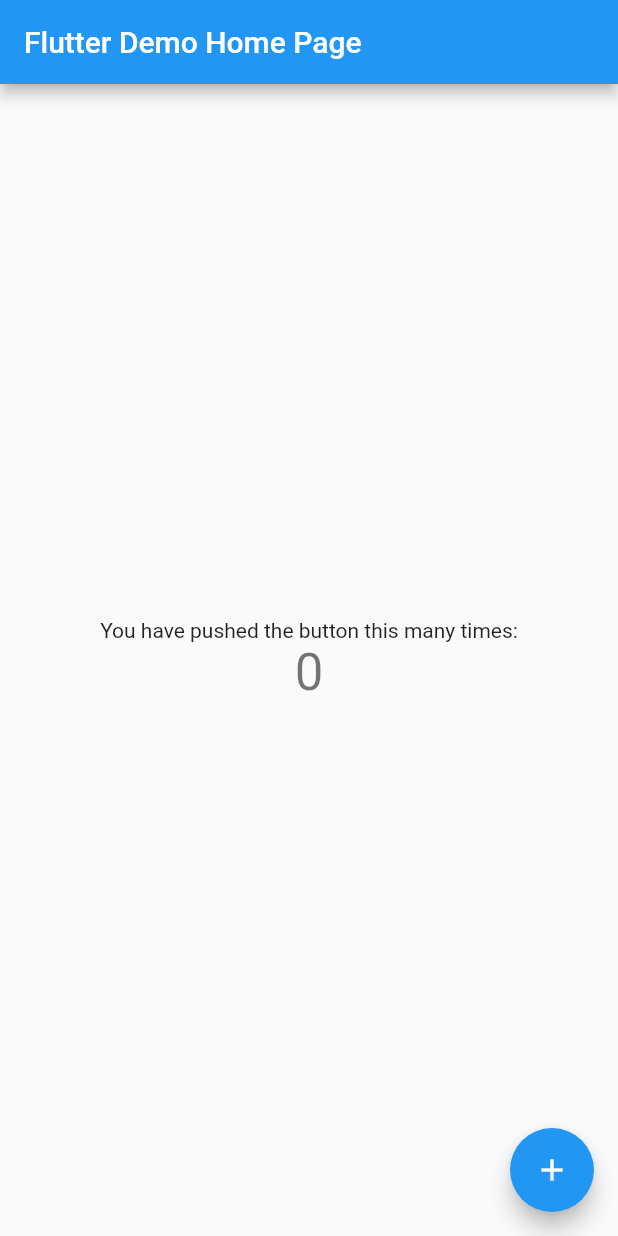
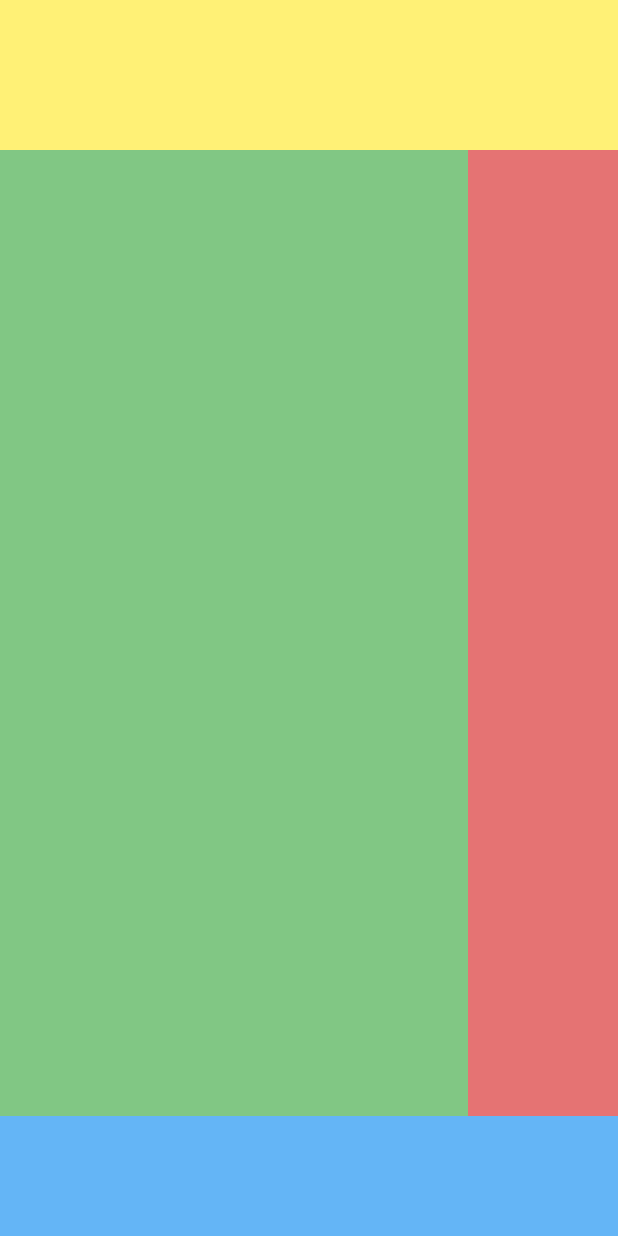
Before and after one commit to sitais/uex, a Flutter app: the screen it shows after launch, on a phone screen of 412 x 824 dp. Run offline on Flutter 3.47's test engine with Material 2 defaults, Android fonts, the phone set to English and light mode, and no system bars.

Commit message:
layoutOne
Layout One

```diff
--- /dev/null
+++ b/lib/home.dart
@@ -0,0 +1,35 @@
+import 'package:flutter/material.dart';
+
+class Home extends StatelessWidget {
+  @override
+  Widget build(BuildContext context) {
+    return Scaffold(
+      body: Column(
+        children: <Widget>[
+          // Top section
+          Container(
+            height: 100.0,
+            padding: EdgeInsets.only(bottom: 15.0),
+            color: Colors.yellow[300],
+          ),
+
+          // Middle expanded
+          Expanded(
+              child: Row(
+                  mainAxisSize: MainAxisSize.max,
+                  crossAxisAlignment: CrossAxisAlignment.end,
+                  children: <Widget>[
+                Expanded(child: Container(color: Colors.green[300])),
+                Container(
+                  width: 100.0,
+                  color: Colors.red[300],
+                )
+              ])),
+
+          // Bottom Section
+          Container(height: 80.0, color: Colors.blue[300]),
+        ],
+      ),
+    );
+  }
+}
--- a/lib/main.dart
+++ b/lib/main.dart
@@ -1,4 +1,5 @@
 import 'package:flutter/material.dart';
+import 'package:uex/home.dart';
 
 void main() => runApp(MyApp());
 
@@ -7,105 +8,8 @@
   @override
   Widget build(BuildContext context) {
     return MaterialApp(
-      title: 'Flutter Demo',
-      theme: ThemeData(
-        // This is the theme of your application.
-        //
-        // Try running your application with "flutter run". You'll see the
-        // application has a blue toolbar. Then, without quitting the app, try
-        // changing the primarySwatch below to Colors.green and then invoke
-        // "hot reload" (press "r" in the console where you ran "flutter run",
-        // or simply save your changes to "hot reload" in a Flutter IDE).
-        // Notice that the counter didn't reset back to zero; the application
-        // is not restarted.
-        primarySwatch: Colors.blue,
-      ),
-      home: MyHomePage(title: 'Flutter Demo Home Page'),
+      title: 'usr',
+      home: Home(),
     );
   }
 }
-
-class MyHomePage extends StatefulWidget {
-  MyHomePage({Key key, this.title}) : super(key: key);
-
-  // This widget is the home page of your application. It is stateful, meaning
-  // that it has a State object (defined below) that contains fields that affect
-  // how it looks.
-
-  // This class is the configuration for the state. It holds the values (in this
-  // case the title) provided by the parent (in this case the App widget) and
-  // used by the build method of the State. Fields in a Widget subclass are
-  // always marked "final".
-
-  final String title;
-
-  @override
-  _MyHomePageState createState() => _MyHomePageState();
-}
-
-class _MyHomePageState extends State<MyHomePage> {
-  int _counter = 0;
-
-  void _incrementCounter() {
-    setState(() {
-      // This call to setState tells the Flutter framework that something has
-      // changed in this State, which causes it to rerun the build method below
-      // so that the display can reflect the updated values. If we changed
-      // _counter without calling setState(), then the build method would not be
-      // called again, and so nothing would appear to happen.
-      _counter++;
-    });
-  }
-
-  @override
-  Widget build(BuildContext context) {
-    // This method is rerun every time setState is called, for instance as done
-    // by the _incrementCounter method above.
-    //
-    // The Flutter framework has been optimized to make rerunning build methods
-    // fast, so that you can just rebuild anything that needs updating rather
-    // than having to individually change instances of widgets.
-    return Scaffold(
-      appBar: AppBar(
-        // Here we take the value from the MyHomePage object that was created by
-        // the App.build method, and use it to set our appbar title.
-        title: Text(widget.title),
-      ),
-      body: Center(
-        // Center is a layout widget. It takes a single child and positions it
-        // in the middle of the parent.
-        child: Column(
-          // Column is also a layout widget. It takes a list of children and
-          // arranges them vertically. By default, it sizes itself to fit its
-          // children horizontally, and tries to be as tall as its parent.
-          //
-          // Invoke "debug painting" (press "p" in the console, choose the
-          // "Toggle Debug Paint" action from the Flutter Inspector in Android
-          // Studio, or the "Toggle Debug Paint" command in Visual Studio Code)
-          // to see the wireframe for each widget.
-          //
-          // Column has various properties to control how it sizes itself and
-          // how it positions its children. Here we use mainAxisAlignment to
-          // center the children vertically; the main axis here is the vertical
-          // axis because Columns are vertical (the cross axis would be
-          // horizontal).
-          mainAxisAlignment: MainAxisAlignment.center,
-          children: <Widget>[
-            Text(
-              'You have pushed the button this many times:',
-            ),
-            Text(
-              '$_counter',
-              style: Theme.of(context).textTheme.headline4,
-            ),
-          ],
-        ),
-      ),
-      floatingActionButton: FloatingActionButton(
-        onPressed: _incrementCounter,
-        tooltip: 'Increment',
-        child: Icon(Icons.add),
-      ), // This trailing comma makes auto-formatting nicer for build methods.
-    );
-  }
-}
```
Also changed, not shown: pubspec.yaml (+7 -1 lines), assets/fonts/TikTokIcons.ttf (added), pubspec.lock.
